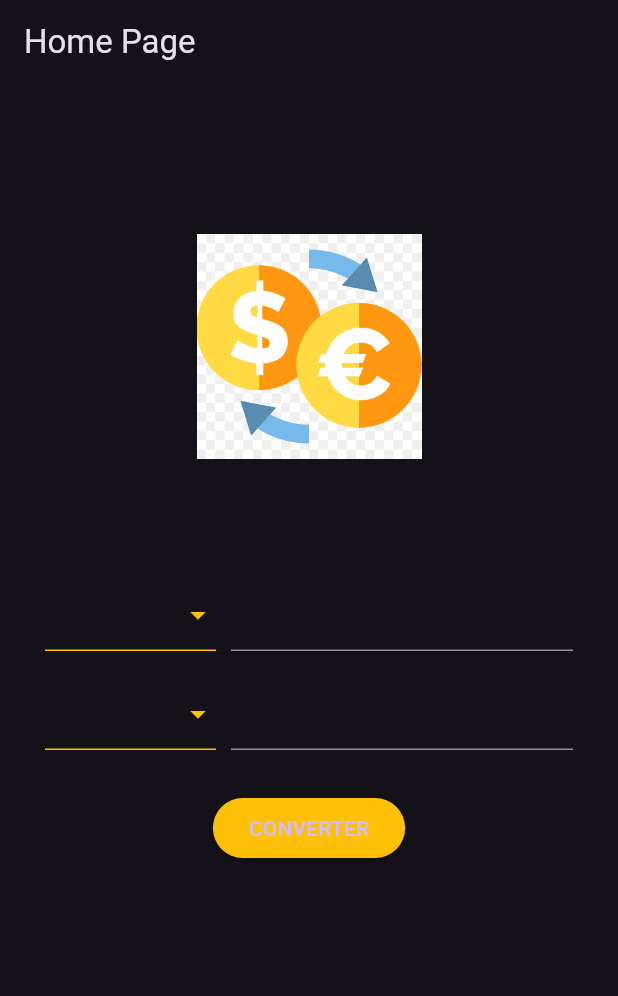
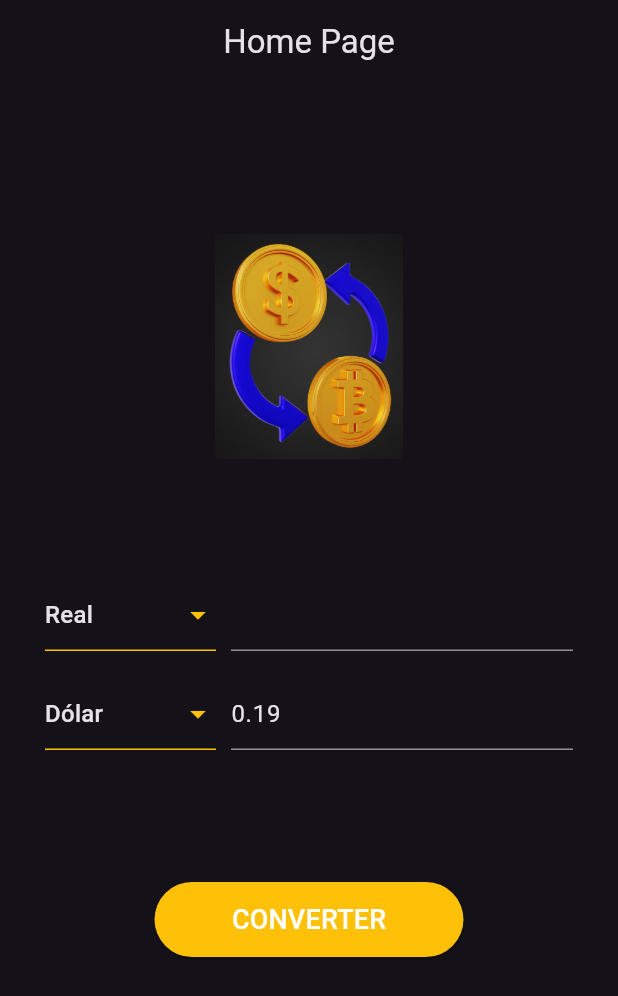
Before and after one commit to WarleyCoutinho/conversor_moedas, a Flutter app: the screen it shows after launch, after a tap on "CONVERTER", on a phone screen of 412 x 824 dp. Shown: the top 996 px of the screen. Run offline on Flutter 3.47's test engine with Material 3 defaults, Android fonts, the phone set to English and light mode, and no system bars.

Commit message:
concluindo o projeto

```diff
--- a/lib/app/components/currency_box.dart
+++ b/lib/app/components/currency_box.dart
@@ -1,7 +1,21 @@
+import 'package:conversor_moedas/app/models/currency_model.dart';
 import 'package:flutter/material.dart';
 
 class CurrencyBox extends StatelessWidget {
-  const CurrencyBox({super.key});
+  final List<CurrencyModel> items;
+  final TextEditingController controller;
+  final CurrencyModel? selectedItem;
+  //final void Function(CurrencyModel? model)? onChanged;
+
+  final void Function(CurrencyModel? model)? onChanged;
+
+  const CurrencyBox({
+    super.key,
+    required this.items,
+    required this.controller,
+    this.onChanged,
+    this.selectedItem,
+  });
 
   @override
   Widget build(BuildContext context) {
@@ -12,16 +26,13 @@ class CurrencyBox extends StatelessWidget {
           flex: 1,
           child: SizedBox(
             height: 56,
-            child: DropdownButton(
+            child: DropdownButton<CurrencyModel>(
               iconEnabledColor: Colors.amber,
               isExpanded: true,
+              value: selectedItem,
               underline: Container(height: 1, color: Colors.amber),
-              items: [
-                DropdownMenuItem(value: 'BRL', child: Text('Real')),
-                DropdownMenuItem(value: 'USD', child: Text('Dólar')),
-                DropdownMenuItem(value: 'EUR', child: Text('Euro')),
-              ],
-              onChanged: (value) {},
+              items: items.map((e) => DropdownMenuItem(value: e, child: Text(e.name))).toList(),
+              onChanged: onChanged,
             ),
           ),
         ),
@@ -30,6 +41,7 @@ class CurrencyBox extends StatelessWidget {
         Expanded(
           flex: 2,
           child: TextField(
+            controller: controller,
             decoration: InputDecoration(
               border: UnderlineInputBorder(borderSide: BorderSide(color: Colors.amber)),
               focusedBorder: UnderlineInputBorder(borderSide: BorderSide(color: Colors.amber)),
--- a/lib/app/controllers/home_controller.dart
+++ b/lib/app/controllers/home_controller.dart
@@ -1,38 +1,36 @@
 import 'package:conversor_moedas/app/models/currency_model.dart';
+import 'package:flutter/widgets.dart';
 
 class HomeController {
-  List<CurrencyModel> currencies = CurrencyModel.getCurrencies();
+  late List<CurrencyModel> currencies;
+  //List<CurrencyModel> currencies = CurrencyModel.getCurrencies();
+  final TextEditingController toText;
+  final TextEditingController fromText;
+
+  CurrencyModel? toCurrency;
   CurrencyModel? fromCurrency;
-  CurrencyModel? toCurrency;
-  double? fromValue;
-  double? toValue;
 
-  HomeController() {
-    fromCurrency = currencies[0];
-    toCurrency = currencies[1];
+  HomeController({required this.toText, required this.fromText}) {
+    currencies = CurrencyModel.getCurrencies();
+    toCurrency = currencies[0];
+    fromCurrency = currencies[1];
   }
 
-  void convert() {
-    if (fromCurrency == null || toCurrency == null || fromValue == null) {
-      toValue = null;
-      return;
+  void setToCurrency() {
+    String text = toText.text;
+    double value = double.tryParse(text.replaceAll(',', '.')) ?? 1.0;
+    double returnValue = 0;
+
+    if (fromCurrency?.name == 'Real') {
+      returnValue = value * (toCurrency?.real ?? 0);
+    } else if (fromCurrency?.name == 'Dólar') {
+      returnValue = value * (toCurrency?.dolar ?? 0);
+    } else if (fromCurrency?.name == 'Euro') {
+      returnValue = value * (toCurrency?.euro ?? 0);
+    } else if (fromCurrency?.name == 'Bitcoin') {
+      returnValue = value * (toCurrency?.bitcoin ?? 0);
     }
 
-    switch (toCurrency!.name) {
-      case "Real":
-        toValue = fromValue! * fromCurrency!.real;
-        break;
-      case "Dólar":
-        toValue = fromValue! * fromCurrency!.dolar;
-        break;
-      case "Euro":
-        toValue = fromValue! * fromCurrency!.euro;
-        break;
-      case "Bitcoin":
-        toValue = fromValue! * fromCurrency!.bitcoin;
-        break;
-      default:
-        toValue = null;
-    }
+    fromText.text = returnValue.toStringAsFixed(2);
   }
 }
--- a/lib/app/models/currency_model.dart
+++ b/lib/app/models/currency_model.dart
@@ -15,10 +15,11 @@ class CurrencyModel {
 
   static List<CurrencyModel> getCurrencies() {
     return [
-      CurrencyModel(name: "Real", real: 1, dolar: 0.20, euro: 0.18, bitcoin: 0.0000047),
-      CurrencyModel(name: "Dólar", real: 5.25, dolar: 1, euro: 0.91, bitcoin: 0.000023),
-      CurrencyModel(name: "Euro", real: 5.75, dolar: 1.10, euro: 1, bitcoin: 0.000025),
-      CurrencyModel(name: "Bitcoin", real: 213000, dolar: 43000, euro: 39000, bitcoin: 1),
+      // Valores atualizados para setembro de 2025
+      CurrencyModel(name: "Real", real: 1, dolar: 0.187, euro: 0.160, bitcoin: 0.0000017),
+      CurrencyModel(name: "Dólar", real: 5.34, dolar: 1, euro: 0.853, bitcoin: 0.0000091),
+      CurrencyModel(name: "Euro", real: 6.25, dolar: 1.17, euro: 1, bitcoin: 0.0000107),
+      CurrencyModel(name: "Bitcoin", real: 586500, dolar: 109900, euro: 93712, bitcoin: 1),
     ];
   }
 }
--- /dev/null
+++ b/lib/app/views/home/home_page.dart
@@ -0,0 +1,81 @@
+import 'package:conversor_moedas/app/components/currency_box.dart';
+import 'package:conversor_moedas/app/controllers/home_controller.dart';
+import 'package:flutter/material.dart';
+
+class HomePage extends StatefulWidget {
+  const HomePage({super.key});
+
+  @override
+  HomePageState createState() => HomePageState();
+}
+
+class HomePageState extends State<HomePage> {
+  final TextEditingController toText = TextEditingController();
+
+  final TextEditingController fromText = TextEditingController();
+
+  late HomeController homeController;
+
+  @override
+  void initState() {
+    super.initState();
+    homeController = HomeController(toText: toText, fromText: fromText);
+  }
+
+  @override
+  void dispose() {
+    toText.dispose();
+    fromText.dispose();
+    super.dispose();
+  }
+
+  @override
+  Widget build(BuildContext context) {
+    return Scaffold(
+      appBar: AppBar(title: const Text('Home Page'), centerTitle: true),
+      body: SizedBox(
+        width: MediaQuery.of(context).size.width,
+        height: MediaQuery.of(context).size.height,
+        child: Padding(
+          padding: const EdgeInsets.only(top: 100, left: 30, right: 30, bottom: 20),
+          child: Column(
+            children: [
+              Image.asset('assets/images/logo.png', width: 150, height: 150),
+              SizedBox(height: 80),
+              CurrencyBox(
+                selectedItem: homeController.toCurrency,
+                items: homeController.currencies,
+                controller: toText,
+                onChanged: (model) {
+                  homeController.toCurrency = model;
+                },
+              ),
+              SizedBox(height: 10),
+              CurrencyBox(
+                selectedItem: homeController.fromCurrency,
+                items: homeController.currencies,
+                controller: fromText,
+                onChanged: (model) {
+                  homeController.fromCurrency = model;
+                },
+              ),
+              SizedBox(height: 80),
+              ElevatedButton(
+                onPressed: () {
+                  setState(() {
+                    homeController.setToCurrency();
+                  });
+                },
+                style: ElevatedButton.styleFrom(
+                  backgroundColor: Colors.amber,
+                  minimumSize: Size(MediaQuery.of(context).size.width * 0.5, 50),
+                ),
+                child: Text('CONVERTER', style: TextStyle(fontSize: 18, color: Colors.white)),
+              ),
+            ],
+          ),
+        ),
+      ),
+    );
+  }
+}
--- a/lib/main.dart
+++ b/lib/main.dart
@@ -1,4 +1,4 @@
-import 'package:conversor_moedas/views/home/home_page.dart';
+import 'package:conversor_moedas/app/views/home/home_page.dart';
 import 'package:flutter/material.dart';
 
 void main() {
@@ -10,6 +10,10 @@ class MyApp extends StatelessWidget {
 
   @override
   Widget build(BuildContext context) {
-    return MaterialApp(theme: ThemeData.dark(), home: HomePage());
+    return MaterialApp(
+      debugShowCheckedModeBanner: false,
+      theme: ThemeData.dark(),
+      home: HomePage(),
+    );
   }
 }
--- a/lib/views/home/home_page.dart
+++ /dev/null
@@ -1,35 +0,0 @@
-import 'package:conversor_moedas/app/components/currency_box.dart';
-import 'package:flutter/material.dart';
-
-class HomePage extends StatelessWidget {
-  const HomePage({super.key});
-
-  @override
-  Widget build(BuildContext context) {
-    return Scaffold(
-      appBar: AppBar(title: const Text('Home Page')),
-      body: SizedBox(
-        width: MediaQuery.of(context).size.width,
-        height: MediaQuery.of(context).size.height,
-        child: Padding(
-          padding: const EdgeInsets.only(top: 100, left: 30, right: 30, bottom: 20),
-          child: Column(
-            children: [
-              Image.asset('assets/images/logo.png', width: 150, height: 150),
-              SizedBox(height: 80),
-              CurrencyBox(),
-              SizedBox(height: 10),
-              CurrencyBox(),
-              SizedBox(height: 20),
-              ElevatedButton(
-                onPressed: () {},
-                style: ElevatedButton.styleFrom(backgroundColor: Colors.amber),
-                child: Text('CONVERTER'),
-              ),
-            ],
-          ),
-        ),
-      ),
-    );
-  }
-}
```
Also changed, not shown: assets/images/demostracao.png (added), assets/images/logo.png, 2 other files.
